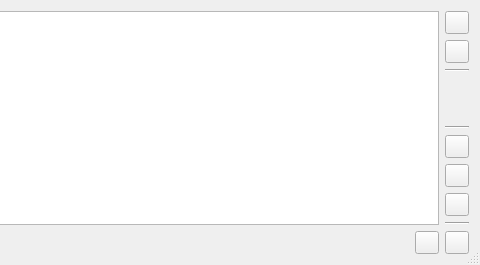
The window that code/playlist/ui/playlist.ui (andrew-bibb/mbmp) describes before a commit, drawn with Qt 5; both pictures show x 523 to 1003 and y 0 to 265 of the 1003 by 265 pixel window.
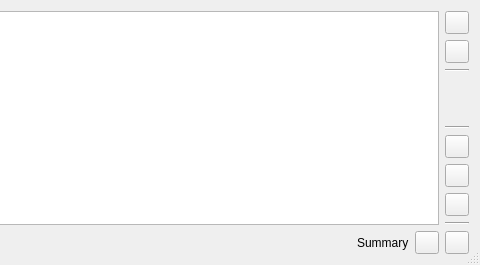
The same window after the commit. Icons and pictures are not drawn.

Diff of the .ui file:
```diff
--- a/code/playlist/ui/playlist.ui
+++ b/code/playlist/ui/playlist.ui
@@ -89,6 +89,13 @@
          </property>
         </spacer>
        </item>
+       <item>
+        <widget class="QLabel" name="label_summary">
+         <property name="text">
+          <string>Summary</string>
+         </property>
+        </widget>
+       </item>
        <item>
         <widget class="QToolButton" name="toolButton_save">
          <property name="toolTip">
```
